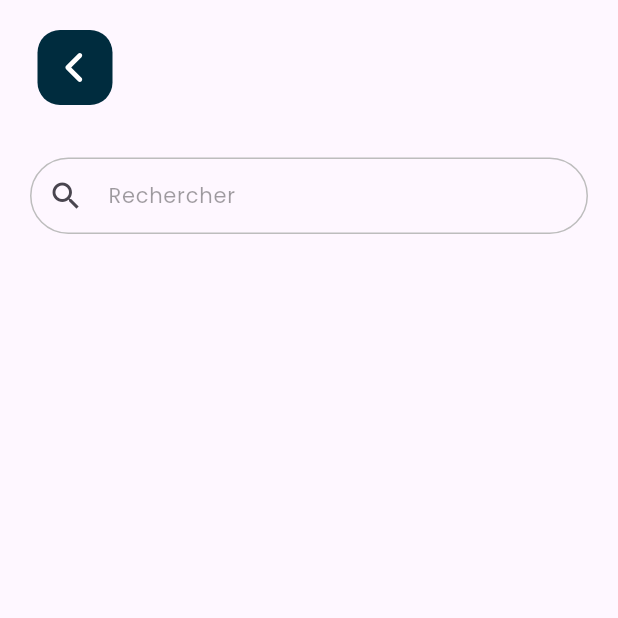
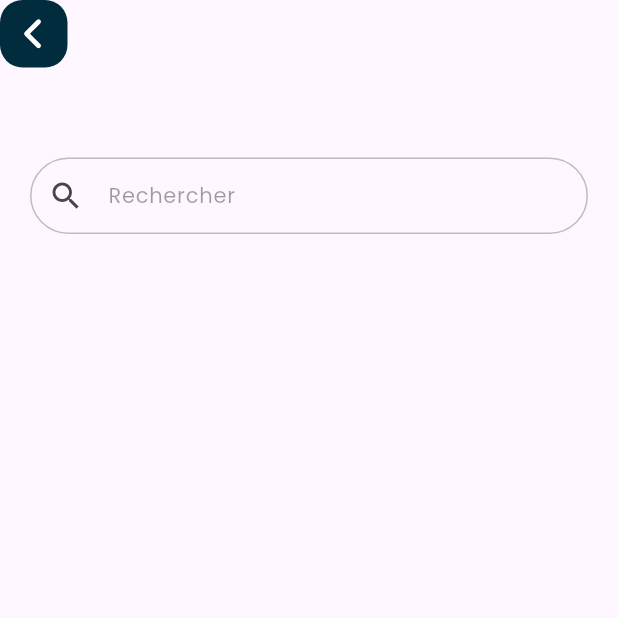
Before and after one commit to eliotfgn/itine, a Flutter app: the CategoriesScreen screen opened by its route, on a phone screen of 412 x 824 dp, the top half of it. Run offline on Flutter 3.47's test engine with Material 3 defaults, Android fonts, the phone set to English and light mode, and no system bars; our stand-ins replace cached_network_image, dio, flutter_dotenv, flutter_map, flutter_rating_bar, flutter_svg and 4 more; missing offline and left inert: flutter_stripe; accounts and stored records are empty; network calls fail.

```diff
--- a/lib/presentation/routes/app_pages.dart
+++ b/lib/presentation/routes/app_pages.dart
@@ -8,7 +8,6 @@ import 'package:itine/presentation/ui/product/product_by_category_screen.dart';
 import 'package:itine/presentation/ui/product/product_details_screen.dart';
 import 'package:itine/presentation/ui/root_navigation/root_navigation.dart';
 import 'package:itine/presentation/ui/select_location/address_search_page.dart';
-import 'package:itine/presentation/ui/select_location/map_page.dart';
 import 'package:itine/presentation/ui/splash/new_splash_screen.dart';
 import 'package:itine/presentation/ui/sub_category/sub_category_screen.dart';
 
--- a/lib/presentation/widgets/common/CustomButton.dart
+++ b/lib/presentation/widgets/common/CustomButton.dart
@@ -38,7 +38,9 @@ class _CustomButtonState extends State<CustomButton> {
           ),
           padding: EdgeInsets.symmetric(
               vertical: widget.vPadding ?? 15,
-                horizontal: widget.hPadding ?? 10)),
+              horizontal: widget.hPadding ?? 10),
+          foregroundColor: Colors.white,
+        ),
         child: widget.child,
       ),
     );
--- a/lib/presentation/widgets/common/back_button.dart
+++ b/lib/presentation/widgets/common/back_button.dart
@@ -17,14 +17,11 @@ class CustomBackButton extends StatelessWidget {
 
   @override
   Widget build(BuildContext context) {
-    return Positioned(
-      left: left ?? 25,
-      top: top ?? 20,
-      child: GestureDetector(
+    return GestureDetector(
       onTap: onTap,
       child: Container(
-          height: 50,
-          width: 50,
+        height: 45,
+        width: 45,
         decoration: BoxDecoration(
           color: AppColors.secondary,
           borderRadius: BorderRadius.circular(15),
@@ -37,7 +34,6 @@ class CustomBackButton extends StatelessWidget {
           ),
         ),
       ),
-      ),
     );
   }
 }
```
Also changed, not shown: lib/presentation/ui/product/product_by_category_screen.dart (+2 -5 lines), lib/presentation/ui/product/product_details_screen.dart (+10 -2 lines), lib/presentation/ui/sub_category/sub_category_screen.dart (+3 -5 lines), pubspec.lock. Lines whose indentation alone changed are shown as unchanged.
